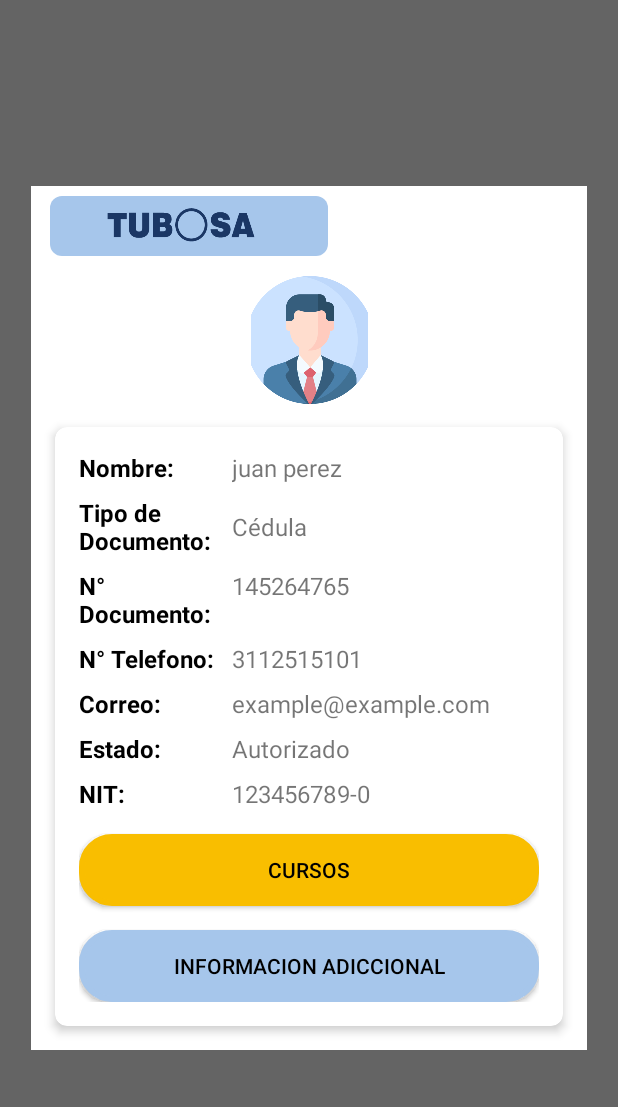
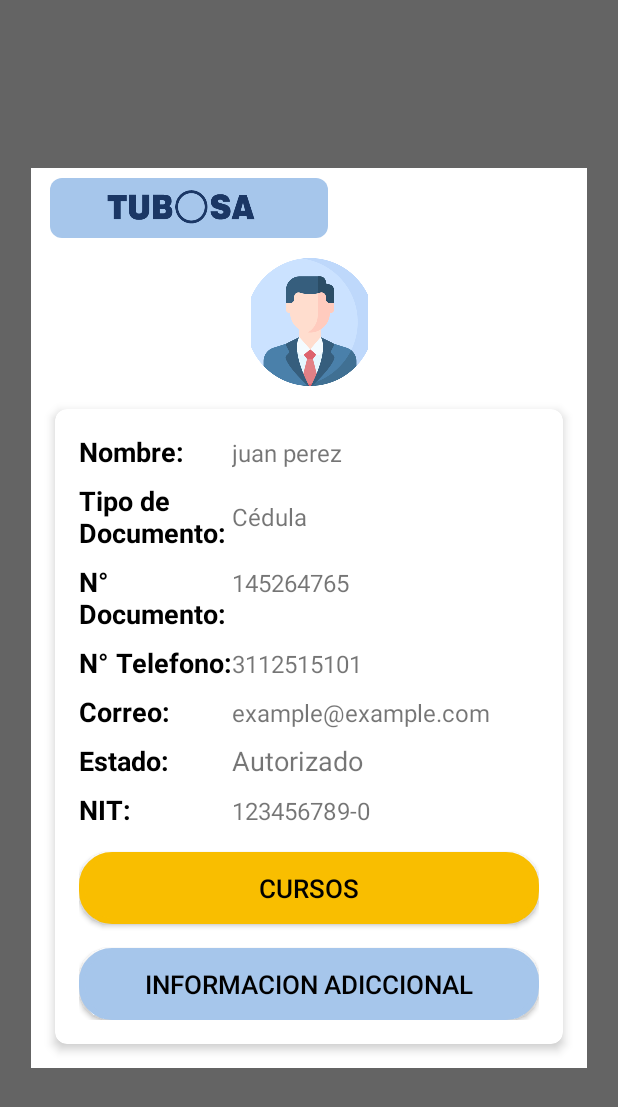
Before and after one commit to pruebasdeapp795/capa, an Android app: the fragment DialogInfo placed in its activity, on a phone screen of 412 x 824 dp. Shown: the top 1107 px of the screen. Run offline under Robolectric (Android 15) with nearby library versions, the phone set to English and light mode, and no system bars; libraries missing offline, so code that uses them is left out: com.google.zxing.integration; 5 statements that could not run were skipped.

Commit message:
changes preproduccion

```diff
--- a/app/src/main/res/layout/dialog_cursos.xml
+++ b/app/src/main/res/layout/dialog_cursos.xml
@@ -22,6 +22,7 @@
         android:background="@drawable/round_corner"
         android:backgroundTint="@color/tb"
         android:text="Cerrar"
+        android:textSize="18sp"
         android:textColor="@color/white" />
 
 </LinearLayout>
--- a/app/src/main/res/layout/fragment_dialog_info.xml
+++ b/app/src/main/res/layout/fragment_dialog_info.xml
@@ -79,8 +79,20 @@
             android:layout_height="wrap_content"
             android:layout_marginBottom="8dp"
             android:orientation="horizontal">
-            <TextView android:id="@+id/label_nombre" android:layout_width="0dp" android:layout_height="wrap_content" android:layout_weight="1" android:text="Nombre:" android:textColor="@color/black" android:textSize="16sp" android:textStyle="bold" />
-            <TextView android:id="@+id/nombre_persona" android:layout_width="0dp" android:layout_height="wrap_content" android:layout_weight="2" android:text="juan perez" android:textSize="16sp" />
+            <TextView android:id="@+id/label_nombre"
+                android:layout_width="0dp"
+                android:layout_height="wrap_content"
+                android:layout_weight="1"
+                android:text="Nombre:"
+                android:textColor="@color/black"
+                android:textSize="18sp"
+                android:textStyle="bold" />
+            <TextView android:id="@+id/nombre_persona"
+                android:layout_width="0dp"
+                android:layout_height="wrap_content"
+                android:layout_weight="2"
+                android:text="juan perez"
+                android:textSize="16sp" />
         </LinearLayout>
 
         <LinearLayout
@@ -89,8 +101,20 @@
             android:layout_marginBottom="8dp"
             android:gravity="center_vertical"
             android:orientation="horizontal">
-            <TextView android:id="@+id/label_tipo_documento" android:layout_width="0dp" android:layout_height="wrap_content" android:layout_weight="1" android:text="Tipo de Documento:" android:textColor="@color/black" android:textSize="16sp" android:textStyle="bold" />
-            <TextView android:id="@+id/tipo_documento_persona" android:layout_width="0dp" android:layout_height="wrap_content" android:layout_weight="2" android:text="Cédula" android:textSize="16sp" />
+            <TextView android:id="@+id/label_tipo_documento"
+                android:layout_width="0dp"
+                android:layout_height="wrap_content"
+                android:layout_weight="1"
+                android:text="Tipo de Documento:"
+                android:textColor="@color/black"
+                android:textSize="18sp"
+                android:textStyle="bold" />
+            <TextView android:id="@+id/tipo_documento_persona"
+                android:layout_width="0dp"
+                android:layout_height="wrap_content"
+                android:layout_weight="2"
+                android:text="Cédula"
+                android:textSize="16sp" />
         </LinearLayout>
 
         <LinearLayout
@@ -98,7 +122,14 @@
             android:layout_height="wrap_content"
             android:layout_marginBottom="8dp"
             android:orientation="horizontal">
-            <TextView android:id="@+id/label_cedula" android:layout_width="0dp" android:layout_height="wrap_content" android:layout_weight="1" android:text="N° Documento:" android:textColor="@color/black" android:textSize="16sp" android:textStyle="bold" />
+            <TextView android:id="@+id/label_cedula"
+                android:layout_width="0dp"
+                android:layout_height="wrap_content"
+                android:layout_weight="1"
+                android:text="N° Documento:"
+                android:textColor="@color/black"
+                android:textSize="18sp"
+                android:textStyle="bold" />
             <TextView android:id="@+id/cedula_persona"
                 android:layout_width="0dp" android:layout_height="wrap_content" android:layout_weight="2" android:text="145264765" android:textSize="16sp" />
         </LinearLayout>
@@ -108,8 +139,20 @@
             android:layout_height="wrap_content"
             android:layout_marginBottom="8dp"
             android:orientation="horizontal">
-            <TextView android:id="@+id/label_Telefono" android:layout_width="0dp" android:layout_height="wrap_content" android:layout_weight="1" android:text="N° Telefono:" android:textColor="@color/black" android:textSize="16sp" android:textStyle="bold" />
-            <TextView android:id="@+id/Telefono_persona" android:layout_width="0dp" android:layout_height="wrap_content" android:layout_weight="2" android:text="3112515101" android:textSize="16sp" />
+            <TextView android:id="@+id/label_Telefono"
+                android:layout_width="0dp"
+                android:layout_height="wrap_content"
+                android:layout_weight="1"
+                android:text="N° Telefono:"
+                android:textColor="@color/black"
+                android:textSize="18sp"
+                android:textStyle="bold" />
+            <TextView android:id="@+id/Telefono_persona"
+                android:layout_width="0dp"
+                android:layout_height="wrap_content"
+                android:layout_weight="2"
+                android:text="3112515101"
+                android:textSize="16sp" />
         </LinearLayout>
 
         <LinearLayout
@@ -117,8 +160,20 @@
             android:layout_height="wrap_content"
             android:layout_marginBottom="8dp"
             android:orientation="horizontal">
-            <TextView android:id="@+id/label_correo" android:layout_width="0dp" android:layout_height="wrap_content" android:layout_weight="1" android:text="Correo:" android:textColor="@color/black" android:textSize="16sp" android:textStyle="bold" />
-            <TextView android:id="@+id/correo_persona" android:layout_width="0dp" android:layout_height="wrap_content" android:layout_weight="2" android:text="example@example.com" android:textSize="16sp" />
+            <TextView android:id="@+id/label_correo"
+                android:layout_width="0dp"
+                android:layout_height="wrap_content"
+                android:layout_weight="1"
+                android:text="Correo:"
+                android:textColor="@color/black"
+                android:textSize="18sp"
+                android:textStyle="bold" />
+            <TextView android:id="@+id/correo_persona"
+                android:layout_width="0dp"
+                android:layout_height="wrap_content"
+                android:layout_weight="2"
+                android:text="example@example.com"
+                android:textSize="16sp" />
         </LinearLayout>
 
         <LinearLayout
@@ -126,26 +181,52 @@
             android:layout_height="wrap_content"
             android:layout_marginBottom="8dp"
             android:orientation="horizontal">
-            <TextView android:id="@+id/label_estado" android:layout_width="0dp" android:layout_height="wrap_content" android:layout_weight="1" android:text="Estado:" android:textColor="@color/black" android:textSize="16sp" android:textStyle="bold" />
-            <TextView android:id="@+id/estado_persona" android:layout_width="0dp" android:layout_height="wrap_content" android:layout_weight="2" android:text="Autorizado" android:textSize="16sp" />
+            <TextView android:id="@+id/label_estado"
+                android:layout_width="0dp"
+                android:layout_height="wrap_content"
+                android:layout_weight="1"
+                android:text="Estado:"
+                android:textColor="@color/black"
+                android:textSize="18sp"
+                android:textStyle="bold" />
+            <TextView android:id="@+id/estado_persona"
+                android:layout_width="0dp"
+                android:layout_height="wrap_content"
+                android:layout_weight="2"
+                android:text="Autorizado"
+                android:textSize="18sp" />
         </LinearLayout>
 
         <LinearLayout
             android:layout_width="match_parent"
             android:layout_height="wrap_content"
             android:orientation="horizontal">
-            <TextView android:id="@+id/label_nit" android:layout_width="0dp" android:layout_height="wrap_content" android:layout_weight="1" android:text="NIT:" android:textColor="@color/black" android:textSize="16sp" android:textStyle="bold" />
-            <TextView android:id="@+id/nit_persona" android:layout_width="0dp" android:layout_height="wrap_content" android:layout_weight="2" android:text="123456789-0" android:textSize="16sp" />
+            <TextView android:id="@+id/label_nit"
+                android:layout_width="0dp"
+                android:layout_height="wrap_content"
+                android:layout_weight="1"
+                android:text="NIT:"
+                android:textColor="@color/black"
+                android:textSize="18sp"
+                android:textStyle="bold" />
+            <TextView android:id="@+id/nit_persona"
+                android:layout_width="0dp"
+                android:layout_height="wrap_content"
+                android:layout_weight="2"
+                android:text="123456789-0"
+                android:textSize="16sp" />
         </LinearLayout>
 
         <Button
             android:id="@+id/boton_cursos"
             android:layout_width="match_parent"
-            android:layout_height="wrap_content" android:layout_gravity="center_horizontal"
+            android:layout_height="wrap_content"
+            android:layout_gravity="center_horizontal"
             android:layout_marginTop="16dp"
             android:background="@drawable/round_corner"
             android:backgroundTint="#F9BE00"
             android:text="Cursos"
+            android:textSize="17sp"
             android:textColor="#000000" />
 
         <Button
@@ -154,6 +235,7 @@
             android:layout_height="wrap_content"
             android:layout_gravity="center_horizontal"
             android:layout_marginTop="16dp"
+            android:textSize="17sp"
             android:background="@drawable/round_corner"
             android:backgroundTint="#A6C6EB"
             android:text="informacion adiccional"
--- a/app/src/main/res/layout/fragment_home_capa.xml
+++ b/app/src/main/res/layout/fragment_home_capa.xml
@@ -76,6 +76,7 @@
                 android:layout_height="38dp"
                 android:layout_gravity="bottom"
                 android:text="Capacitacion"
+                android:textSize="16sp"
                 android:textColor="@color/black"
                 android:textStyle="bold" />
 
@@ -111,6 +112,7 @@
                 android:layout_height="38dp"
                 android:layout_gravity="bottom"
                 android:text="Capacitacion"
+                android:textSize="16sp"
                 android:textColor="@color/black"
                 android:textStyle="bold" />
 
--- a/app/src/main/res/layout/inicio_main4.xml
+++ b/app/src/main/res/layout/inicio_main4.xml
@@ -51,6 +51,7 @@
         android:background="@drawable/round_corner"
         android:backgroundTint="#F9BE00"
         android:text="Consulta"
+        android:textSize="17sp"
         android:textColor="#FFFFFF"
         android:textStyle="bold"
         app:layout_constraintBottom_toBottomOf="parent"
--- a/app/src/main/res/values/colors.xml
+++ b/app/src/main/res/values/colors.xml
@@ -10,4 +10,8 @@
     <color name="light_blue_600">#FF039BE5</color>
     <color name="gray_400">#FFBDBDBD</color>
     <color name="gray_600">#FF757575</color>
+    <color name="course_pending">#002C73</color>
+    <color name="course_with_time">#799ECD</color>
+    <color name="course_soon_to_end">#FFC107</color>
+    <color name="course_finalized">#A6C64B</color>
 </resources>
```
Also changed, not shown: app/src/main/java/com/example/app_capacitacion/CourseAdapter.kt (+72 -1 lines), app/src/main/res/layout/bottom_sheet_additional_info.xml (+4 -4 lines), app/src/main/res/layout/item_course.xml (+11 -0 lines), app/src/main/res/layout/login_main.xml (+10 -9 lines).
